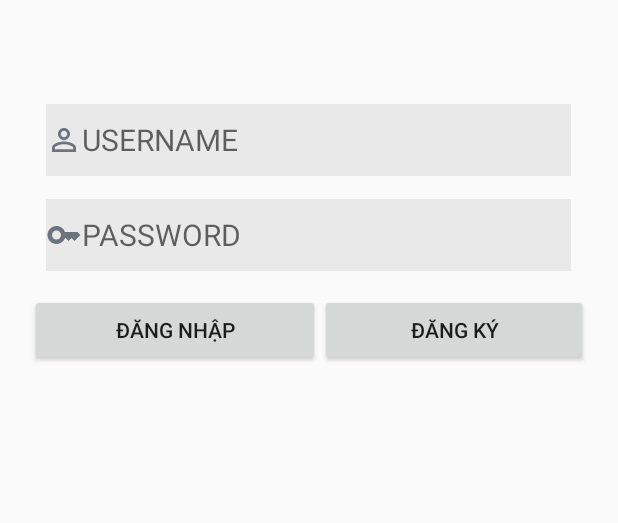
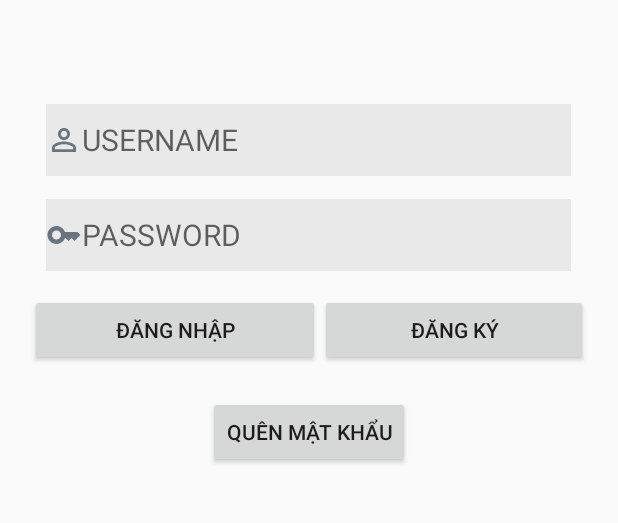
Before and after one commit to Ict38/BaiTapLonAndroid, an Android app: the screen it shows after launch (LoginActivity), after a tap on "ĐĂNG NHẬP", on a phone screen of 412 x 824 dp, the part 478-1001 px from its top. Run offline under Robolectric (Android 15) with nearby library versions, the phone set to English and light mode, and no system bars; our stand-ins replace Firebase (no records; nobody signed in at launch, a user with empty details on screens opened directly).

Commit message:
Quên mật khẩu

```diff
--- a/app/src/main/java/com/baitaplon/LoginActivity.kt
+++ b/app/src/main/java/com/baitaplon/LoginActivity.kt
@@ -10,8 +10,8 @@ import com.baitaplon.databinding.ActivityLoginBinding
 import com.google.firebase.auth.FirebaseAuth
 
 class LoginActivity : AppCompatActivity() {
-    lateinit var loginBinding : ActivityLoginBinding
-    val auth = FirebaseAuth.getInstance()
+    private lateinit var loginBinding : ActivityLoginBinding
+    private val auth = FirebaseAuth.getInstance()
     override fun onCreate(savedInstanceState: Bundle?) {
         super.onCreate(savedInstanceState)
         loginBinding = ActivityLoginBinding.inflate(layoutInflater)
@@ -20,27 +20,28 @@ class LoginActivity : AppCompatActivity() {
         loginBinding.loginButton.setOnClickListener{
             val username = loginBinding.username.text.toString()
             val password = loginBinding.password.text.toString()
-            signinWithFirebase(username, password)
+            signingWithFirebase(username, password)
         }
 
         loginBinding.registerButton.setOnClickListener{
             val intent = Intent(this@LoginActivity , SignupActivity::class.java)
             startActivity(intent)
         }
+
+        loginBinding.forgotpassword.setOnClickListener{
+            val forgotPassword = Intent(this@LoginActivity, ResetPasswordActivity::class.java)
+            startActivity(forgotPassword)
+        }
     }
 
-    fun signinWithFirebase(email : String, password : String){
+    private fun signingWithFirebase(email : String, password : String){
         auth.signInWithEmailAndPassword(email, password)
             .addOnCompleteListener(this) { task ->
                 if (task.isSuccessful) {
-                    // Sign in success, update UI with the signed-in user's information
                     Log.d(TAG, "signInWithEmail:success")
-                    val user = auth.currentUser
-                    Toast.makeText(applicationContext, "Welcome back " + user, Toast.LENGTH_SHORT).show()
                     val mainIntent = Intent(this@LoginActivity, MainActivity::class.java)
                     startActivity(mainIntent)
                 } else {
-                    // If sign in fails, display a message to the user.
                     Log.w(TAG, "signInWithEmail:failure", task.exception)
                     Toast.makeText(
                         baseContext,
@@ -57,7 +58,6 @@ class LoginActivity : AppCompatActivity() {
 
         val user = auth.currentUser
         if(user != null){
-            Toast.makeText(applicationContext, "Welcome back " + user, Toast.LENGTH_SHORT).show()
             val mainIntent = Intent(this@LoginActivity, MainActivity::class.java)
             startActivity(mainIntent)
         }
--- a/app/src/main/java/com/baitaplon/adapter/user/BookItemRecyclerViewAdapter.kt
+++ b/app/src/main/java/com/baitaplon/adapter/user/BookItemRecyclerViewAdapter.kt
@@ -50,11 +50,11 @@ class BookItemRecyclerViewAdapter(
             val position = adapterPosition
             Log.d("position", "$position")
             if(position != RecyclerView.NO_POSITION) {
-                listener.OnItemClick(position)
+                listener.onItemClick(position)
             }
         }
     }
     interface OnItemClickListener{
-        fun OnItemClick(position: Int)
+        fun onItemClick(position: Int)
     }
 }
--- a/app/src/main/java/com/baitaplon/fragment/user/InfoFragment.kt
+++ b/app/src/main/java/com/baitaplon/fragment/user/InfoFragment.kt
@@ -6,10 +6,8 @@ import android.view.LayoutInflater
 import android.view.View
 import android.view.ViewGroup
 import androidx.fragment.app.Fragment
-import androidx.recyclerview.widget.DividerItemDecoration
 import androidx.recyclerview.widget.LinearLayoutManager
 import androidx.recyclerview.widget.RecyclerView
-import androidx.recyclerview.widget.RecyclerView.ItemDecoration
 import com.baitaplon.R
 import com.baitaplon.adapter.user.CategoryItemRecyclerViewAdapter
 import com.baitaplon.model.Category
--- a/app/src/main/java/com/baitaplon/model/Book.kt
+++ b/app/src/main/java/com/baitaplon/model/Book.kt
@@ -7,5 +7,5 @@ class Book(
     internal var name: String? = null,
     private var author: String? = null,
     private var price: Double? = null,
-    private var favorited: Boolean? = null
+    private var categories: MutableList<Category>? = null
 ) : Serializable {}
--- a/app/src/main/res/layout/activity_login.xml
+++ b/app/src/main/res/layout/activity_login.xml
@@ -59,6 +59,7 @@
         android:layout_height="wrap_content"
         android:orientation="horizontal"
         android:layout_below="@id/password"
+        android:id="@+id/linearLayout"
         android:layout_marginTop="15dp"
         android:layout_marginHorizontal="20dp"
         android:weightSum="8"
@@ -77,4 +78,13 @@
             android:id="@+id/registerButton"
             android:text="Đăng Ký"/>
     </LinearLayout>
+    <Button
+        android:layout_width="wrap_content"
+        android:layout_height="wrap_content"
+        android:layout_below="@id/linearLayout"
+        android:layout_centerHorizontal="true"
+        android:layout_marginTop="20dp"
+        android:text="Quên mật khẩu"
+        android:id="@+id/forgotpassword"
+        />
 </RelativeLayout>
--- a/app/src/main/res/values/colors.xml
+++ b/app/src/main/res/values/colors.xml
@@ -18,5 +18,6 @@
     <color name="item_title_header">#e1f0d3</color>
     <color name="text">#7f8e71</color>
     <color name="blue">#0099ff</color>
+    <color name="app_background">#FF018786</color>
 
 </resources>
--- a/app/src/main/res/values/strings.xml
+++ b/app/src/main/res/values/strings.xml
@@ -6,5 +6,6 @@
     <string name="bookDes"> Dune là một tiểu thuyết khoa học viễn tưởng của Frank Herbert,kể về hành trình của gia đình Atreides trên hành tinh Arrakis, nơi có nguồn tài nguyên quý giá là một loại chất tạo ra năng lượng gọi là Spice, và những cuộc chiến tranh để kiểm soát nó giữa các chủng tộc và các gia tộc quyền lực."</string>
     <string name="navigation_drawer_open">Open Navigation Drawer</string>
     <string name="navigation_drawer_close">Close navigation Drawer</string>
+    <string name="signup_success_notify">Đăng ký thành công</string>
 
 </resources>
```
Also changed, not shown: app/src/main/AndroidManifest.xml (+9 -9 lines), app/src/main/java/com/baitaplon/MainActivity.kt (+16 -17 lines), app/src/main/java/com/baitaplon/ResetPasswordActivity.kt (added, +29 -0 lines), app/src/main/java/com/baitaplon/SignupActivity.kt (+4 -4 lines), app/src/main/res/layout/activity_main.xml (+5 -3 lines), app/src/main/res/layout/activity_reset_password.xml (added, +28 -0 lines), app/src/main/res/layout/nav_header.xml (+1 -6 lines), app/src/main/res/drawable/databook.png (added).
